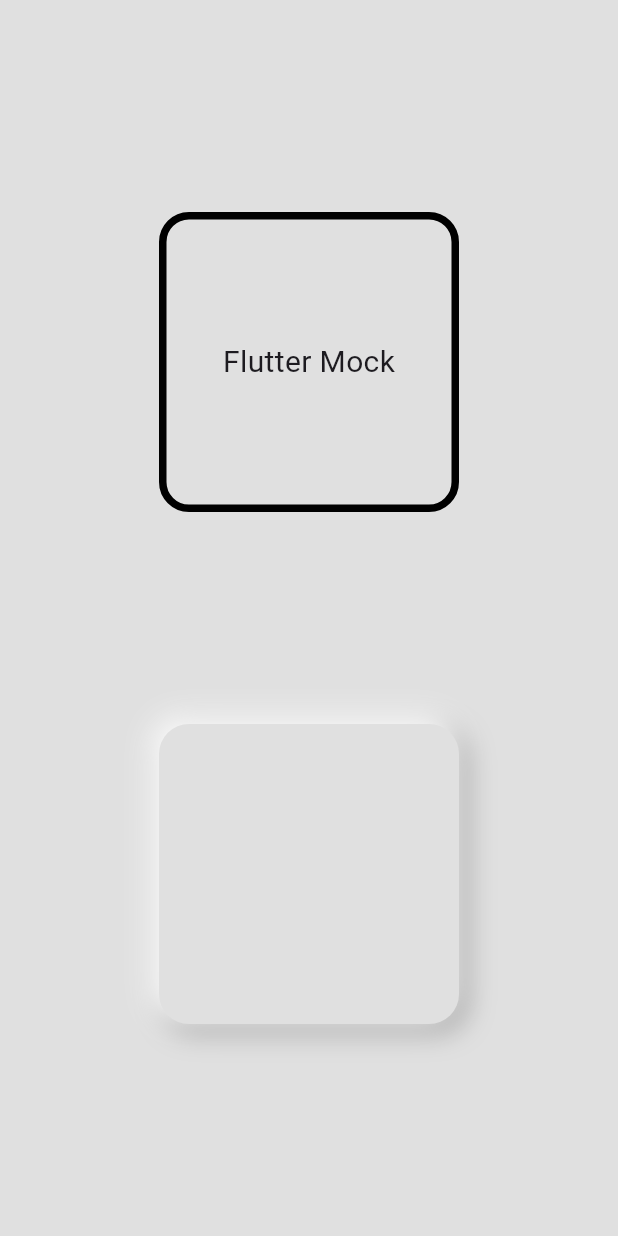
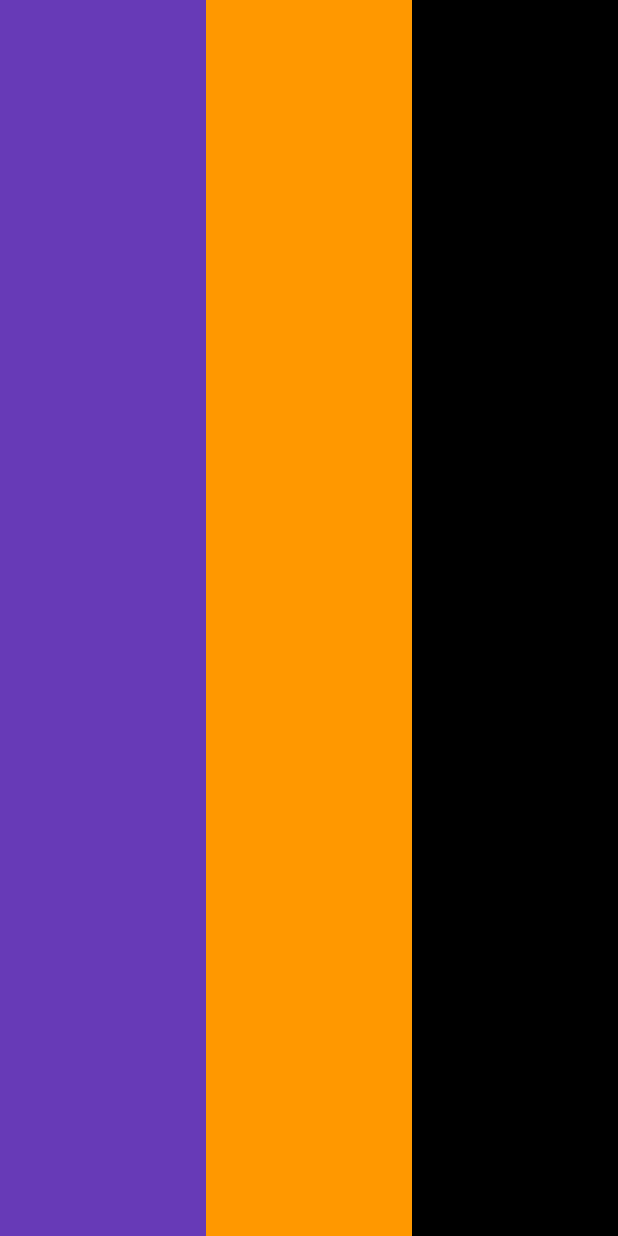
Before and after one commit to ATmilkyway/flutter_mock, a Flutter app: the screen it shows after launch, on a phone screen of 412 x 824 dp. Run offline on Flutter 3.47's test engine with Material 3 defaults, Android fonts, the phone set to English and light mode, and no system bars.

Commit message:
feat(expanded ): add expanded containers

```diff
--- a/lib/main.dart
+++ b/lib/main.dart
@@ -1,5 +1,6 @@
 import 'package:flutter/material.dart';
-import 'package:flutter_mock/pages/home_page.dart';
+import 'package:flutter_mock/pages/container_page.dart';
+import 'package:flutter_mock/pages/expand_page.dart';
 
 void main() => runApp(MyApp());
 
@@ -13,7 +14,7 @@ class MyApp extends StatelessWidget {
       theme: ThemeData(
         primarySwatch: Colors.blue,
       ),
-      home: const HomePage(),
+      home: const ExpandPage(),
     );
   }
 }
--- a/lib/pages/home_page.dart
+++ b/lib/pages/container_page.dart
@@ -1,7 +1,7 @@
 import 'package:flutter/material.dart';
 
-class HomePage extends StatelessWidget {
-  const HomePage({Key? key}) : super(key: key);
+class ContainerPage extends StatelessWidget {
+  const ContainerPage({super.key});
 
   @override
   Widget build(BuildContext context) {
--- /dev/null
+++ b/lib/pages/expand_page.dart
@@ -0,0 +1,30 @@
+import 'package:flutter/material.dart';
+
+class ExpandPage extends StatelessWidget {
+  const ExpandPage({super.key});
+
+  @override
+  Widget build(BuildContext context) {
+    return Scaffold(
+      body: Row(
+        children: [
+          Expanded(
+              flex: 1,
+              child: Container(
+                color: Colors.deepPurple,
+              )),
+          Expanded(
+              flex: 1,
+              child: Container(
+                color: Colors.orange,
+              )),
+          Expanded(
+              flex: 1,
+              child: Container(
+                color: Colors.black,
+              )),
+        ],
+      ),
+    );
+  }
+}
```
Also changed, not shown: 1 other file.
